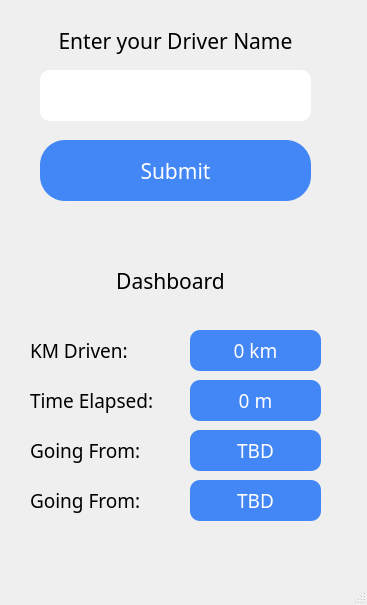
The window that driver.ui (TanvirDeol/Ride-Optimizer) describes before a commit, drawn with Qt 5.
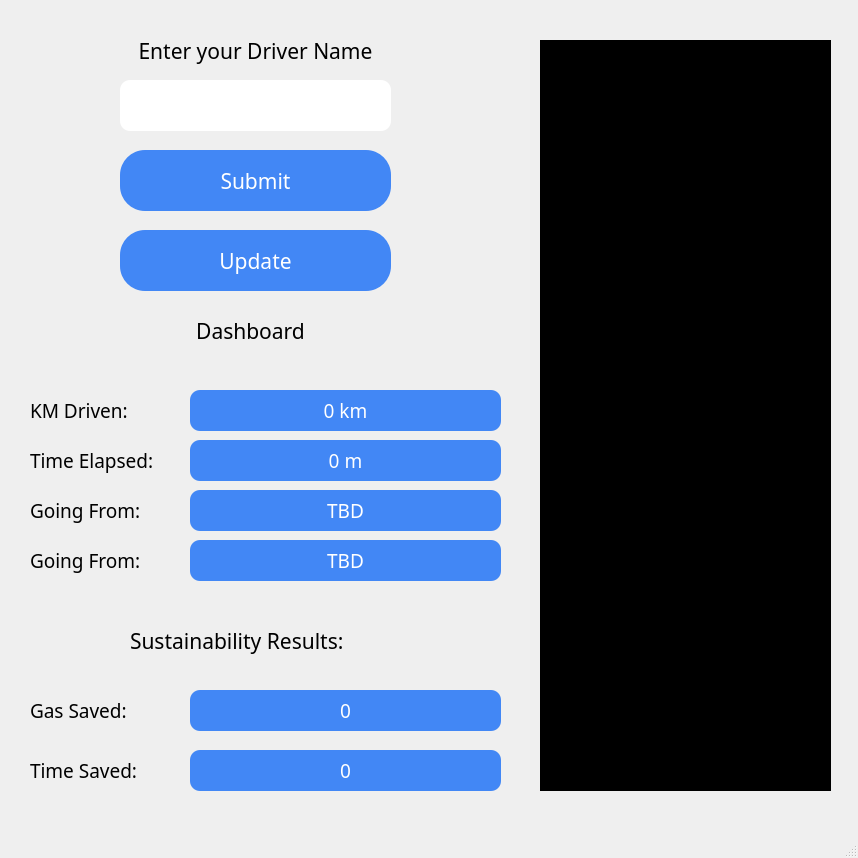
The same window after the commit.

Commit message: added realtime updates and new driver GUI

Patch:
```diff
--- a/driver.ui
+++ b/driver.ui
@@ -6,8 +6,8 @@
    <rect>
     <x>0</x>
     <y>0</y>
-    <width>367</width>
-    <height>605</height>
+    <width>858</width>
+    <height>858</height>
    </rect>
   </property>
   <property name="windowTitle">
@@ -20,8 +20,8 @@
    <widget class="QLabel" name="lblDriverName">
     <property name="geometry">
      <rect>
-      <x>30</x>
-      <y>20</y>
+      <x>110</x>
+      <y>30</y>
       <width>291</width>
       <height>41</height>
      </rect>
@@ -42,8 +42,8 @@
    <widget class="QLineEdit" name="txtDriverName">
     <property name="geometry">
      <rect>
-      <x>40</x>
-      <y>70</y>
+      <x>120</x>
+      <y>80</y>
       <width>271</width>
       <height>51</height>
      </rect>
@@ -60,8 +60,8 @@
    <widget class="QPushButton" name="pushButton">
     <property name="geometry">
      <rect>
-      <x>40</x>
-      <y>140</y>
+      <x>120</x>
+      <y>150</y>
       <width>271</width>
       <height>61</height>
      </rect>
@@ -85,7 +85,7 @@
     <property name="geometry">
      <rect>
       <x>30</x>
-      <y>330</y>
+      <y>390</y>
       <width>131</width>
       <height>41</height>
      </rect>
@@ -104,7 +104,7 @@
     <property name="geometry">
      <rect>
       <x>30</x>
-      <y>380</y>
+      <y>440</y>
       <width>141</width>
       <height>41</height>
      </rect>
@@ -123,7 +123,7 @@
     <property name="geometry">
      <rect>
       <x>30</x>
-      <y>430</y>
+      <y>490</y>
       <width>131</width>
       <height>41</height>
      </rect>
@@ -142,7 +142,7 @@
     <property name="geometry">
      <rect>
       <x>30</x>
-      <y>480</y>
+      <y>540</y>
       <width>131</width>
       <height>41</height>
      </rect>
@@ -160,8 +160,8 @@
    <widget class="QLabel" name="lblDashboard">
     <property name="geometry">
      <rect>
-      <x>30</x>
-      <y>260</y>
+      <x>110</x>
+      <y>310</y>
       <width>281</width>
       <height>41</height>
      </rect>
@@ -189,8 +189,8 @@
     <property name="geometry">
      <rect>
       <x>190</x>
-      <y>330</y>
-      <width>131</width>
+      <y>390</y>
+      <width>311</width>
       <height>41</height>
      </rect>
     </property>
@@ -216,8 +216,8 @@
     <property name="geometry">
      <rect>
       <x>190</x>
-      <y>380</y>
-      <width>131</width>
+      <y>440</y>
+      <width>311</width>
       <height>41</height>
      </rect>
     </property>
@@ -243,8 +243,8 @@
     <property name="geometry">
      <rect>
       <x>190</x>
-      <y>430</y>
-      <width>131</width>
+      <y>490</y>
+      <width>311</width>
       <height>41</height>
      </rect>
     </property>
@@ -270,8 +270,8 @@
     <property name="geometry">
      <rect>
       <x>190</x>
-      <y>480</y>
-      <width>131</width>
+      <y>540</y>
+      <width>311</width>
       <height>41</height>
      </rect>
     </property>
@@ -293,6 +293,162 @@
      <set>Qt::AlignCenter</set>
     </property>
    </widget>
+   <widget class="QTextBrowser" name="textBrowser">
+    <property name="geometry">
+     <rect>
+      <x>540</x>
+      <y>40</y>
+      <width>291</width>
+      <height>751</height>
+     </rect>
+    </property>
+    <property name="styleSheet">
+     <string notr="true">background-color:black;
+color:white;</string>
+    </property>
+    <property name="html">
+     <string>&lt;!DOCTYPE HTML PUBLIC &quot;-//W3C//DTD HTML 4.0//EN&quot; &quot;http://www.w3.org/TR/REC-html40/strict.dtd&quot;&gt;
+&lt;html&gt;&lt;head&gt;&lt;meta name=&quot;qrichtext&quot; content=&quot;1&quot; /&gt;&lt;style type=&quot;text/css&quot;&gt;
+p, li { white-space: pre-wrap; }
+&lt;/style&gt;&lt;/head&gt;&lt;body style=&quot; font-family:'MS Shell Dlg 2'; font-size:7.8pt; font-weight:400; font-style:normal;&quot;&gt;
+&lt;p style=&quot;-qt-paragraph-type:empty; margin-top:0px; margin-bottom:0px; margin-left:0px; margin-right:0px; -qt-block-indent:0; text-indent:0px;&quot;&gt;&lt;br /&gt;&lt;/p&gt;&lt;/body&gt;&lt;/html&gt;</string>
+    </property>
+   </widget>
+   <widget class="QLabel" name="lblResults">
+    <property name="geometry">
+     <rect>
+      <x>130</x>
+      <y>620</y>
+      <width>281</width>
+      <height>41</height>
+     </rect>
+    </property>
+    <property name="font">
+     <font>
+      <family>Product Sans</family>
+      <pointsize>16</pointsize>
+     </font>
+    </property>
+    <property name="text">
+     <string>Sustainability Results:</string>
+    </property>
+   </widget>
+   <widget class="QLabel" name="lblGasSaved">
+    <property name="geometry">
+     <rect>
+      <x>30</x>
+      <y>690</y>
+      <width>121</width>
+      <height>41</height>
+     </rect>
+    </property>
+    <property name="font">
+     <font>
+      <family>Product Sans</family>
+      <pointsize>14</pointsize>
+     </font>
+    </property>
+    <property name="text">
+     <string>Gas Saved:</string>
+    </property>
+   </widget>
+   <widget class="QLabel" name="lblTimeSaved">
+    <property name="geometry">
+     <rect>
+      <x>30</x>
+      <y>750</y>
+      <width>131</width>
+      <height>41</height>
+     </rect>
+    </property>
+    <property name="font">
+     <font>
+      <family>Product Sans</family>
+      <pointsize>14</pointsize>
+     </font>
+    </property>
+    <property name="text">
+     <string>Time Saved:</string>
+    </property>
+   </widget>
+   <widget class="QLabel" name="showGasSaved">
+    <property name="geometry">
+     <rect>
+      <x>190</x>
+      <y>690</y>
+      <width>311</width>
+      <height>41</height>
+     </rect>
+    </property>
+    <property name="font">
+     <font>
+      <family>Product Sans</family>
+      <pointsize>14</pointsize>
+     </font>
+    </property>
+    <property name="styleSheet">
+     <string notr="true">background-color: #4287f5;
+color: white;
+border-radius:10px;</string>
+    </property>
+    <property name="text">
+     <string>0</string>
+    </property>
+    <property name="alignment">
+     <set>Qt::AlignCenter</set>
+    </property>
+   </widget>
+   <widget class="QLabel" name="showTimeSaved">
+    <property name="geometry">
+     <rect>
+      <x>190</x>
+      <y>750</y>
+      <width>311</width>
+      <height>41</height>
+     </rect>
+    </property>
+    <property name="font">
+     <font>
+      <family>Product Sans</family>
+      <pointsize>14</pointsize>
+     </font>
+    </property>
+    <property name="styleSheet">
+     <string notr="true">background-color: #4287f5;
+color: white;
+border-radius:10px;</string>
+    </property>
+    <property name="text">
+     <string>0</string>
+    </property>
+    <property name="alignment">
+     <set>Qt::AlignCenter</set>
+    </property>
+   </widget>
+   <widget class="QPushButton" name="btnUpdate">
+    <property name="geometry">
+     <rect>
+      <x>120</x>
+      <y>230</y>
+      <width>271</width>
+      <height>61</height>
+     </rect>
+    </property>
+    <property name="font">
+     <font>
+      <family>Product Sans</family>
+      <pointsize>16</pointsize>
+     </font>
+    </property>
+    <property name="styleSheet">
+     <string notr="true">background-color:#4287f5;
+border-radius: 25px;
+color: white;</string>
+    </property>
+    <property name="text">
+     <string>Update</string>
+    </property>
+   </widget>
   </widget>
   <widget class="QMenuBar" name="menubar">
    <property name="geometry">
```
Left out of the diff: 2 changed lines with no effect on the pictures. The commit also changes 10 other files.
